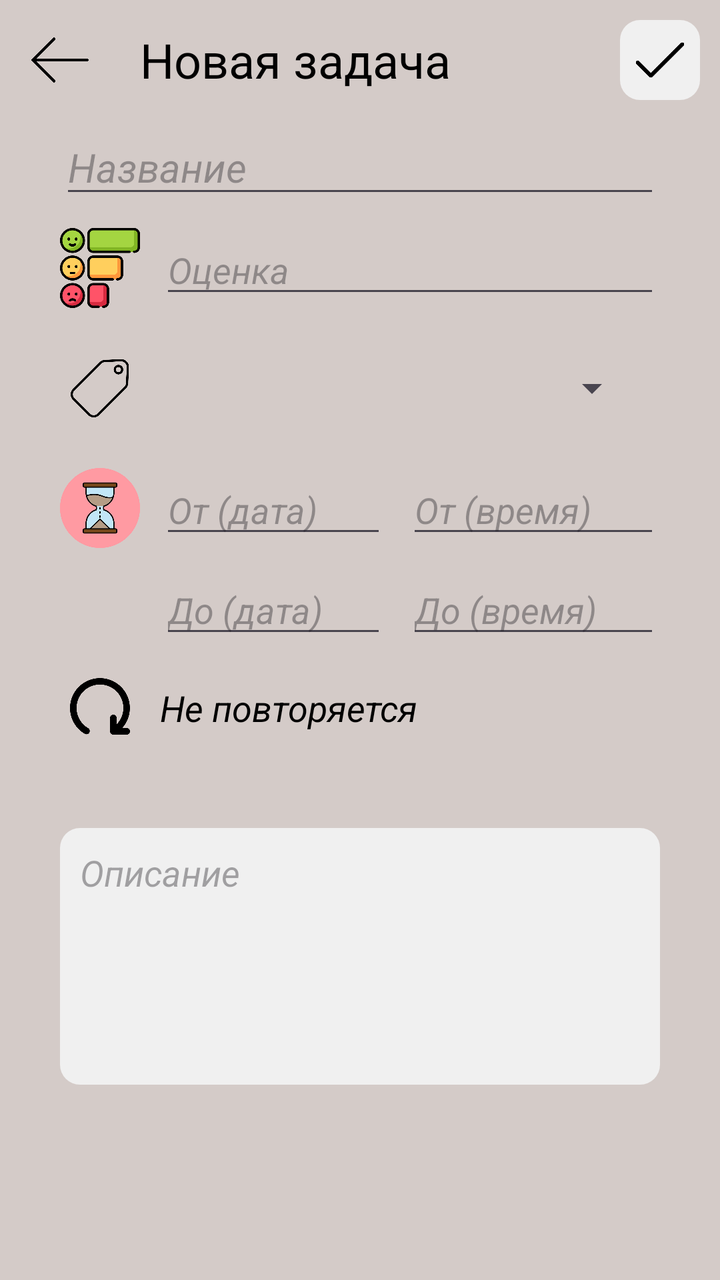
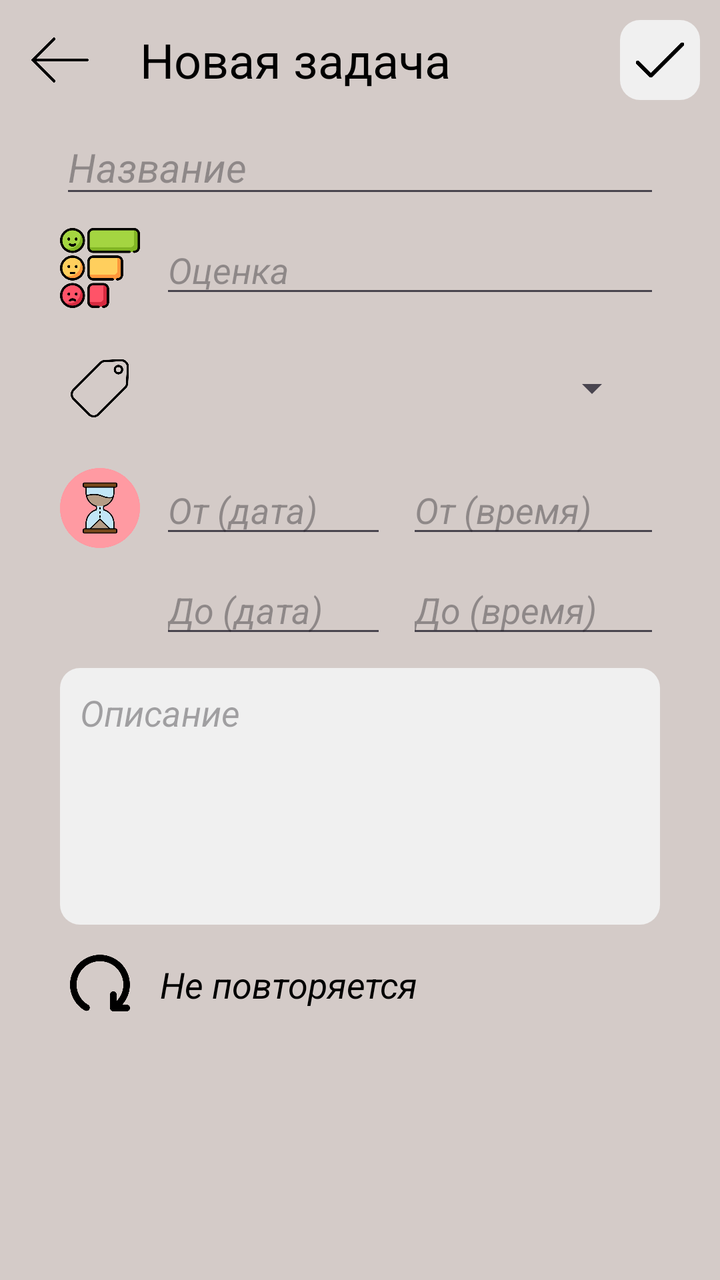

An Android layout rendered at two revisions. The XML below is the earlier revision; the diff shows what the commit changed to produce the second picture.
<!-- AndroidManifest.xml: application theme Theme.Assistant -->
<!-- res/layout/activity_new_task.xml -->
<?xml version="1.0" encoding="utf-8"?>
<RelativeLayout xmlns:android="http://schemas.android.com/apk/res/android"
    xmlns:app="http://schemas.android.com/apk/res-auto"
    xmlns:tools="http://schemas.android.com/tools"
    android:layout_width="match_parent"
    android:layout_height="match_parent"
    android:background="@color/background_main"
    tools:context=".NewTaskActivity">

    <ImageButton
        android:layout_width="60dp"
        android:layout_height="60dp"
        android:id="@+id/backBtn"
        android:src="@drawable/back"
        android:scaleType="fitCenter"
        android:backgroundTint="@color/background_main"
        />
    <TextView
        android:layout_width="wrap_content"
        android:layout_height="60dp"
        android:id="@+id/newTaskText"
        android:textColor="@color/black"
        android:layout_toRightOf="@+id/backBtn"
        android:text="Новая задача"
        android:textSize="24dp"
        android:gravity="center"
        android:layout_marginLeft="10dp"
        />
    <ImageButton
        android:layout_width="40dp"
        android:layout_height="40dp"
        android:id="@+id/tickBtn"
        android:src="@drawable/tick"
        android:scaleType="fitCenter"
        android:padding="5dp"
        android:background="@drawable/image_btn_style"
        android:layout_marginBottom="70dp"
        android:layout_marginEnd="10dp"
        android:layout_marginTop="10dp"
        android:layout_alignParentEnd="true"
        />


    <ScrollView
        android:layout_width="match_parent"
        android:layout_height="match_parent"
        android:layout_below="@+id/newTaskText"
        android:id="@+id/scroll">
        <RelativeLayout
            android:layout_width="match_parent"
            android:layout_height="wrap_content"
            android:orientation="vertical">

            <LinearLayout
                android:layout_width="match_parent"
                android:layout_height="match_parent"
                android:layout_marginHorizontal="30dp"
                android:orientation="vertical">

                <EditText
                    android:layout_width="match_parent"
                    android:layout_height="wrap_content"
                    android:id="@+id/taskName"
                    android:hint="Название"
                    android:textSize="20dp"
                    android:textStyle="italic"
                    android:maxLength="30"/>

                <LinearLayout
                    android:layout_width="match_parent"
                    android:layout_height="wrap_content"
                    android:orientation="horizontal">

                    <ImageButton
                        android:layout_width="40dp"
                        android:layout_height="40dp"
                        android:src="@drawable/score"
                        android:scaleType="centerCrop"
                        android:background="@color/background_main"
                        android:layout_marginVertical="10dp"
                        />
                    <EditText
                        android:layout_width="match_parent"
                        android:layout_height="40dp"
                        android:id="@+id/scoreEditText"
                        android:layout_gravity="center"
                        android:textStyle="italic"
                        android:inputType="number"
                        android:hint="Оценка"
                        android:layout_marginLeft="10dp"/>

                </LinearLayout>


                <LinearLayout
                    android:layout_width="match_parent"
                    android:layout_height="wrap_content"
                    android:orientation="horizontal">

                    <ImageButton
                        android:layout_width="40dp"
                        android:layout_height="40dp"
                        android:src="@drawable/category"
                        android:scaleType="centerCrop"
                        android:background="@color/background_main"
                        android:layout_marginVertical="10dp"
                        />
                    <Spinner
                        android:layout_width="match_parent"
                        android:layout_height="40dp"
                        android:id="@+id/ctgSpinner"
                        android:layout_gravity="center"
                        android:layout_marginHorizontal="10dp" />

                </LinearLayout>



                <LinearLayout
                    android:layout_width="match_parent"
                    android:layout_height="wrap_content"
                    android:orientation="horizontal">

                    <ImageButton
                        android:layout_width="40dp"
                        android:layout_height="40dp"
                        android:src="@drawable/time_for_task"
                        android:scaleType="centerCrop"
                        android:background="@color/background_main"
                        android:layout_marginVertical="10dp"
                        />
                    <EditText
                        android:layout_width="wrap_content"
                        android:layout_height="40dp"
                        android:id="@+id/dateTimeTaskFromDate"
                        android:layout_gravity="center"
                        android:layout_weight="1"
                        android:textStyle="italic"
                        android:inputType="date"
                        android:hint="От (дата)"
                        android:layout_marginLeft="10dp"
                        android:onClick="setDateFrom"/>
                    <EditText
                        android:layout_width="wrap_content"
                        android:layout_height="40dp"
                        android:id="@+id/dateTimeTaskFromTime"
                        android:layout_gravity="center"
                        android:layout_weight="1"
                        android:textStyle="italic"
                        android:inputType="time"
                        android:hint="От (время)"
                        android:layout_marginLeft="10dp"
                        android:onClick="setTimeFrom"/>

                </LinearLayout>

                <LinearLayout
                    android:layout_width="match_parent"
                    android:layout_height="wrap_content"
                    android:orientation="horizontal"
                    android:layout_marginLeft="40dp">
                    <EditText
                        android:layout_width="wrap_content"
                        android:layout_height="40dp"
                        android:id="@+id/dateTimeTaskToDate"
                        android:layout_gravity="center"
                        android:layout_weight="1"
                        android:textStyle="italic"
                        android:inputType="date"
                        android:hint="До (дата)"
                        android:layout_marginLeft="10dp"
                        android:onClick="setDateTo"/>
                    <EditText
                        android:layout_width="wrap_content"
                        android:layout_height="40dp"
                        android:id="@+id/dateTimeTaskToTime"
                        android:layout_gravity="center"
                        android:layout_weight="1"
                        android:textStyle="italic"
                        android:inputType="time"
                        android:hint="До (время)"
                        android:layout_marginLeft="10dp"
                        android:onClick="setTimeTo"/>
                </LinearLayout>



                <LinearLayout
                    android:layout_width="match_parent"
                    android:layout_height="wrap_content"
                    android:orientation="horizontal">

                    <ImageButton
                        android:layout_width="40dp"
                        android:layout_height="40dp"
                        android:src="@drawable/repeat"
                        android:scaleType="centerCrop"
                        android:background="@color/background_main"
                        android:layout_marginVertical="10dp"
                        />
                    <TextView
                        android:layout_width="match_parent"
                        android:layout_height="40dp"
                        android:id="@+id/repeatTaskText"
                        android:layout_gravity="center"
                        android:gravity="center_vertical"
                        android:textSize="18dp"
                        android:textStyle="italic"
                        android:text="Не повторяется"
                        android:layout_marginLeft="10dp"
                        android:textColor="@color/black"/>

                </LinearLayout>

                <EditText
                    android:layout_width="match_parent"
                    android:layout_height="wrap_content"
                    android:id="@+id/decrTaskEditText"
                    android:hint="Описание"
                    android:inputType="textMultiLine"
                    android:lines="5"
                    android:maxLines="10"
                    android:gravity="start"
                    android:padding="10dp"
                    android:background="@drawable/image_btn_style"
                    android:textStyle="italic"
                    android:layout_marginVertical="30dp"
                    />
            </LinearLayout>
        </RelativeLayout>
    </ScrollView>


</RelativeLayout>
<!-- resources referenced by this layout -->
<resources>
  <color name="background_main">#FFD4CBC8</color>
  <color name="black">#FF000000</color>
  <!-- drawable back: png bitmap (drawable, 2771 bytes) -->
  <!-- drawable category: png bitmap (drawable, 7547 bytes) -->
  <!-- drawable image_btn_style (drawable) -->
  <?xml version="1.0" encoding="utf-8"?>
  <shape xmlns:android="http://schemas.android.com/apk/res/android">
      <solid android:color="@color/background2"/>
      <corners android:radius="10.0dp"/>
  </shape>
  <!-- drawable repeat: png bitmap (drawable, 10718 bytes) -->
  <!-- drawable score: png bitmap (drawable, 35663 bytes) -->
  <!-- drawable tick: png bitmap (drawable, 3143 bytes) -->
  <!-- drawable time_for_task: png bitmap (drawable, 28308 bytes) -->
  <style name="Theme.Assistant" parent="Base.Theme.Assistant" />
  <color name="background2">#FFF0F0F0</color>
  <style name="Base.Theme.Assistant" parent="Theme.Material3.DayNight.NoActionBar">
          
          
          <item name="colorPrimary">@color/background_main</item>
  
          <item name="android:spinnerItemStyle">
              @style/spinnerItemStyle
          </item>
  
          
          <item name="android:spinnerDropDownItemStyle">
              @style/spinnerDropDownItemStyle
          </item>
  
      </style>
  <style name="spinnerItemStyle">
  
          <item name="android:textStyle">normal</item>
          <item name="android:paddingHorizontal">20dp</item>
          <item name="android:textSize">20sp</item>
          <item name="android:textColor">@color/black</item>
      </style>
  <style name="spinnerDropDownItemStyle">
          <item name="android:paddingHorizontal">20dp</item>
          <item name="android:paddingVertical">10dp</item>
          <item name="android:textSize">20sp</item>
          <item name="android:textColor">@color/black</item>
      </style>
</resources>

<!-- the commit's change to res/layout/activity_new_task.xml (unified diff, before → after) -->
@@ -183,35 +183,6 @@
                         android:onClick="setTimeTo"/>
                 </LinearLayout>
 
-
-
-                <LinearLayout
-                    android:layout_width="match_parent"
-                    android:layout_height="wrap_content"
-                    android:orientation="horizontal">
-
-                    <ImageButton
-                        android:layout_width="40dp"
-                        android:layout_height="40dp"
-                        android:src="@drawable/repeat"
-                        android:scaleType="centerCrop"
-                        android:background="@color/background_main"
-                        android:layout_marginVertical="10dp"
-                        />
-                    <TextView
-                        android:layout_width="match_parent"
-                        android:layout_height="40dp"
-                        android:id="@+id/repeatTaskText"
-                        android:layout_gravity="center"
-                        android:gravity="center_vertical"
-                        android:textSize="18dp"
-                        android:textStyle="italic"
-                        android:text="Не повторяется"
-                        android:layout_marginLeft="10dp"
-                        android:textColor="@color/black"/>
-
-                </LinearLayout>
-
                 <EditText
                     android:layout_width="match_parent"
                     android:layout_height="wrap_content"
@@ -224,8 +195,262 @@
                     android:padding="10dp"
                     android:background="@drawable/image_btn_style"
                     android:textStyle="italic"
-                    android:layout_marginVertical="30dp"
+                    android:layout_marginTop="10dp"
                     />
+
+                <LinearLayout
+                    android:layout_width="match_parent"
+                    android:layout_height="wrap_content"
+                    android:id="@+id/repeatOrNotRepeatLL"
+                    android:orientation="horizontal">
+
+                    <ImageButton
+                        android:layout_width="40dp"
+                        android:layout_height="40dp"
+                        android:src="@drawable/repeat"
+                        android:scaleType="centerCrop"
+                        android:background="@color/background_main"
+                        android:layout_marginVertical="10dp"
+                        />
+                    <TextView
+                        android:layout_width="match_parent"
+                        android:layout_height="40dp"
+                        android:id="@+id/repeatOrNotRepeatText"
+                        android:layout_gravity="center"
+                        android:gravity="center_vertical"
+                        android:textSize="18dp"
+                        android:textStyle="italic"
+                        android:text="Не повторяется"
+                        android:layout_marginLeft="10dp"
+                        android:textColor="@color/black"/>
+
+                </LinearLayout>
+
+
+                
+                <LinearLayout
+                    android:layout_width="match_parent"
+                    android:layout_height="match_parent"
+                    android:id="@+id/taskRepeatLL"
+                    android:layout_marginHorizontal="10dp"
+                    android:orientation="vertical"
+                    android:visibility="gone">
+
+                    <LinearLayout
+                        android:layout_width="match_parent"
+                        android:layout_height="wrap_content"
+                        android:orientation="horizontal"
+                        android:layout_marginBottom="10dp">
+
+                        <TextView
+                            android:layout_width="wrap_content"
+                            android:layout_height="match_parent"
+                            android:text="Начало повторов"
+                            android:textSize="20dp"
+                            android:gravity="center_vertical"
+                            android:layout_gravity="center_vertical"
+                            android:textColor="@color/black"
+                            android:layout_marginHorizontal="20dp"/>
+
+                        <EditText
+                            android:layout_width="match_parent"
+                            android:layout_height="40dp"
+                            android:id="@+id/dateStart"
+                            android:textSize="20dp"
+                            android:inputType="date"
+                            android:hint="дата"
+                            android:textColor="@color/black"
+                            android:onClick="setDate"/>
+
+                    </LinearLayout>
+
+                    <TextView
+                        android:layout_width="match_parent"
+                        android:layout_height="wrap_content"
+                        android:text="Повторяется раз в"
+                        android:textSize="20dp"
+                        android:textColor="@color/black"
+                        android:layout_marginBottom="10dp"
+                        android:layout_marginHorizontal="20dp"/>
+
+                    <LinearLayout
+                        android:layout_width="match_parent"
+                        android:layout_height="wrap_content"
+                        android:orientation="horizontal">
+
+                        <EditText
+                            android:layout_width="70dp"
+                            android:layout_height="40dp"
+                            android:id="@+id/count"
+                            android:hint="кол-во"
+                            android:inputType="number"
+                            android:textAlignment="center"
+                            android:layout_marginVertical="10dp"
+                            />
+                        <Spinner
+                            android:layout_width="match_parent"
+                            android:layout_height="40dp"
+                            android:id="@+id/repeatSpinner"
+                            android:hint="кол-во"
+                            android:textAlignment="center"
+                            android:layout_marginVertical="10dp"
+                            android:layout_marginLeft="20dp"/>
+                    </LinearLayout>
+
+                    <TextView
+                        android:layout_width="match_parent"
+                        android:layout_height="wrap_content"
+                        android:id="@+id/textDayRepeat"
+                        android:text="Когда повторяется"
+                        android:textSize="20dp"
+                        android:textColor="@color/black"
+                        android:layout_marginVertical="10dp"
+                        android:layout_marginHorizontal="20dp"
+                        android:visibility="visible"/>
+
+
+                    <LinearLayout
+                        android:layout_width="match_parent"
+                        android:layout_height="wrap_content"
+                        android:id="@+id/linearWeek"
+                        android:orientation="horizontal"
+                        android:layout_marginTop="10dp"
+                        android:visibility="visible">
+
+                        <TextView
+                            android:layout_width="wrap_content"
+                            android:layout_height="wrap_content"
+                            android:id="@+id/mondayBtn"
+                            android:background="@drawable/image_btn_style"
+                            android:textColor="@color/black"
+                            android:text="ПН"
+                            android:textAlignment="center"
+                            android:layout_weight="1"
+                            android:textSize="18dp"
+                            android:layout_marginHorizontal="3dp"/>
+
+                        <TextView
+                            android:layout_width="wrap_content"
+                            android:layout_height="wrap_content"
+                            android:id="@+id/tuesdayBtn"
+                            android:background="@drawable/image_btn_style"
+                            android:textColor="@color/black"
+                            android:text="ВТ"
+                            android:textAlignment="center"
+                            android:layout_weight="1"
+                            android:textSize="18dp"
+                            android:layout_marginHorizontal="3dp"/>
+
+                        <TextView
+                            android:layout_width="wrap_content"
+                            android:layout_height="wrap_content"
+                            android:id="@+id/wednesdayBtn"
+                            android:background="@drawable/image_btn_style"
+                            android:textColor="@color/black"
+                            android:text="СР"
+                            android:textAlignment="center"
+                            android:layout_weight="1"
+                            android:textSize="18dp"
+                            android:layout_marginHorizontal="3dp"/>
+
+                        <TextView
+                            android:layout_width="wrap_content"
+                            android:layout_height="wrap_content"
+                            android:backgroundTint="@color/background2"
+                            android:id="@+id/thursdayBtn"
+                            android:background="@drawable/image_btn_style"
+                            android:textColor="@color/black"
+                            android:text="ЧТ"
+                            android:textAlignment="center"
+                            android:layout_weight="1"
+                            android:textSize="18dp"
+                            android:layout_marginHorizontal="3dp"/>
+
+                        <TextView
+                            android:layout_width="wrap_content"
+                            android:layout_height="wrap_content"
+                            android:id="@+id/fridayBtn"
+                            android:background="@drawable/image_btn_style"
+                            android:textColor="@color/black"
+                            android:text="ПТ"
+                            android:textAlignment="center"
+                            android:layout_weight="1"
+                            android:textSize="18dp"
+                            android:layout_marginHorizontal="3dp"/>
+
+                        <TextView
+                            android:layout_width="wrap_content"
+                            android:layout_height="wrap_content"
+                            android:id="@+id/saturdayBtn"
+                            android:background="@drawable/image_btn_style"
+                            android:textColor="@color/black"
+                            android:text="СБ"
+                            android:textAlignment="center"
+                            android:layout_weight="1"
+                            android:textSize="18dp"
+                            android:layout_marginHorizontal="3dp"/>
+                        <TextView
+                            android:layout_width="wrap_content"
+                            android:layout_height="wrap_content"
+                            android:id="@+id/sundayBtn"
+                            android:background="@drawable/image_btn_style"
+                            android:textColor="@color/black"
+                            android:text="ВС"
+                            android:textAlignment="center"
+                            android:layout_weight="1"
+                            android:textSize="18dp"
+                            android:layout_marginHorizontal="3dp"/>
+
+                    </LinearLayout>
+
+
+                    <TextView
+                        android:layout_width="wrap_content"
+                        android:layout_height="wrap_content"
+                        android:text="Когда заканчивается"
+                        android:textSize="20dp"
+                        android:textColor="@color/black"
+                        android:layout_marginVertical="10dp"
+                        android:layout_marginHorizontal="20dp"/>
+                    <LinearLayout
+                        android:layout_width="match_parent"
+                        android:layout_height="wrap_content"
+                        android:orientation="horizontal">
+
+                        <Spinner
+                            android:layout_width="wrap_content"
+                            android:layout_height="30dp"
+                            android:id="@+id/whenEndSpinner"
+                            android:hint="конец"
+                            android:textAlignment="center"
+                            android:paddingHorizontal="30dp"/>
+                        <EditText
+                            android:layout_width="match_parent"
+                            android:layout_height="wrap_content"
+                            android:id="@+id/dateEnd"
+                            android:textSize="20dp"
+                            android:inputType="date"
+                            android:textAlignment="center"
+                            android:textColor="@color/black"
+                            android:visibility="gone"
+                            android:onClick="setDate"/>
+
+                        <EditText
+                            android:layout_width="match_parent"
+                            android:layout_height="wrap_content"
+                            android:id="@+id/countEnd"
+                            android:textSize="20dp"
+                            android:inputType="number"
+                            android:textAlignment="center"
+                            android:textColor="@color/black"
+                            android:visibility="gone"/>
+                    </LinearLayout>
+
+
+
+                </LinearLayout>
+
+
             </LinearLayout>
         </RelativeLayout>
     </ScrollView>
